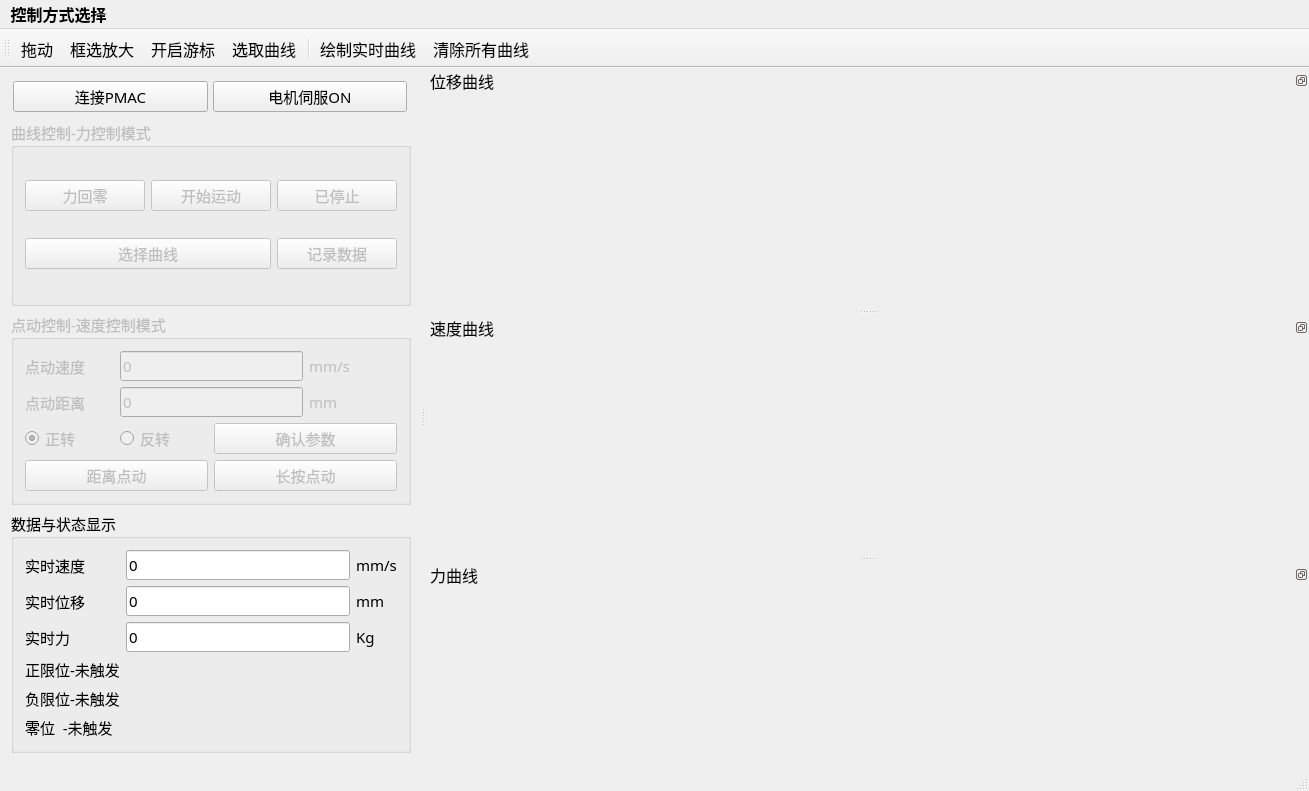
The window that SimEqpUI/simeqpui.ui (dfy9983/SimEqpUI) describes before a commit, drawn with Qt 5.
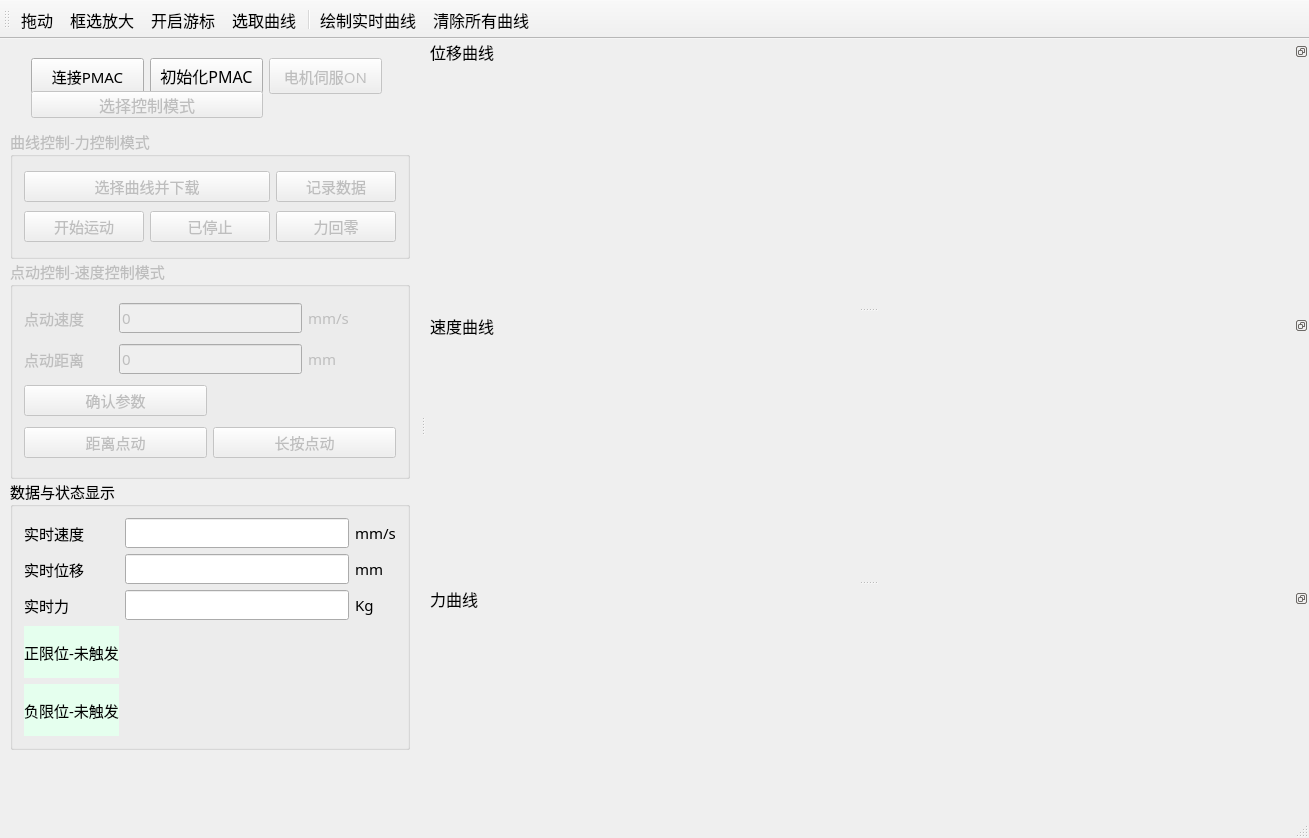
The same window after the commit. Icons and pictures are not drawn. Custom widgets are drawn as their Qt base class.

Patch:
```diff
--- a/SimEqpUI/simeqpui.ui
+++ b/SimEqpUI/simeqpui.ui
@@ -7,7 +7,7 @@
     <x>0</x>
     <y>0</y>
     <width>1309</width>
-    <height>791</height>
+    <height>838</height>
    </rect>
   </property>
   <property name="maximumSize">
@@ -56,51 +56,18 @@
      <height>16777215</height>
     </size>
    </property>
-   <layout class="QVBoxLayout" name="verticalLayout">
-    <item>
-     <layout class="QHBoxLayout" name="horizontalLayout_4">
-      <property name="spacing">
-       <number>5</number>
-      </property>
-      <property name="leftMargin">
-       <number>2</number>
-      </property>
-      <property name="topMargin">
-       <number>2</number>
-      </property>
-      <property name="rightMargin">
-       <number>2</number>
-      </property>
-      <property name="bottomMargin">
-       <number>2</number>
-      </property>
-      <item>
-       <widget class="QPushButton" name="ConnectPMACButton">
-        <property name="styleSheet">
-         <string notr="true">font: 12pt &quot;微软雅黑&quot;;</string>
-        </property>
-        <property name="text">
-         <string>连接PMAC</string>
-        </property>
-       </widget>
-      </item>
-      <item>
-       <widget class="QPushButton" name="MotorSevoOnButton">
-        <property name="styleSheet">
-         <string notr="true">font: 12pt &quot;微软雅黑&quot;;</string>
-        </property>
-        <property name="text">
-         <string>电机伺服ON</string>
-        </property>
-       </widget>
-      </item>
-     </layout>
-    </item>
-    <item>
      <widget class="QGroupBox" name="CurveControlBox">
       <property name="enabled">
        <bool>false</bool>
       </property>
+    <property name="geometry">
+     <rect>
+      <x>10</x>
+      <y>90</y>
+      <width>400</width>
+      <height>130</height>
+     </rect>
+    </property>
       <property name="minimumSize">
        <size>
         <width>400</width>
@@ -120,28 +87,7 @@
        <string>曲线控制-力控制模式</string>
       </property>
       <layout class="QGridLayout" name="gridLayout">
-       <item row="2" column="2">
-        <widget class="QPushButton" name="RecordDataButton">
-         <property name="text">
-          <string>记录数据</string>
-         </property>
-        </widget>
-       </item>
        <item row="1" column="0">
-        <widget class="QPushButton" name="HomeButton">
-         <property name="text">
-          <string>力回零</string>
-         </property>
-        </widget>
-       </item>
-       <item row="2" column="0" colspan="2">
-        <widget class="QPushButton" name="LoadDataButton">
-         <property name="text">
-          <string>选择曲线</string>
-         </property>
-        </widget>
-       </item>
-       <item row="1" column="1">
         <widget class="QPushButton" name="StartButton">
          <property name="styleSheet">
           <string notr="true"/>
@@ -151,21 +97,48 @@
          </property>
         </widget>
        </item>
-       <item row="1" column="2">
+     <item row="1" column="1">
         <widget class="QPushButton" name="StopButton">
          <property name="text">
           <string>已停止</string>
          </property>
         </widget>
        </item>
-      </layout>
-     </widget>
-    </item>
-    <item>
+     <item row="0" column="2">
+      <widget class="QPushButton" name="RecordDataButton">
+       <property name="text">
+        <string>记录数据</string>
+       </property>
+      </widget>
+     </item>
+     <item row="1" column="2">
+      <widget class="QPushButton" name="ForceHomeButton">
+       <property name="text">
+        <string>力回零</string>
+       </property>
+      </widget>
+     </item>
+     <item row="0" column="0" colspan="2">
+      <widget class="QPushButton" name="LoadDataButton">
+       <property name="text">
+        <string>选择曲线并下载</string>
+       </property>
+      </widget>
+     </item>
+    </layout>
+   </widget>
      <widget class="QGroupBox" name="JogControlBox">
       <property name="enabled">
        <bool>false</bool>
       </property>
+    <property name="geometry">
+     <rect>
+      <x>10</x>
+      <y>220</y>
+      <width>400</width>
+      <height>220</height>
+     </rect>
+    </property>
       <property name="minimumSize">
        <size>
         <width>400</width>
@@ -185,13 +158,6 @@
        <string>点动控制-速度控制模式</string>
       </property>
       <layout class="QGridLayout" name="gridLayout_2">
-       <item row="0" column="0">
-        <widget class="QLabel" name="JogVelLabel">
-         <property name="text">
-          <string>点动速度</string>
-         </property>
-        </widget>
-       </item>
        <item row="0" column="1" colspan="2">
         <widget class="QLineEdit" name="JogVelEdit">
          <property name="text">
@@ -213,48 +179,7 @@
          </property>
         </widget>
        </item>
-       <item row="1" column="1" colspan="2">
-        <widget class="QLineEdit" name="JogDisEdit">
-         <property name="text">
-          <string>0</string>
-         </property>
-        </widget>
-       </item>
-       <item row="1" column="3">
-        <widget class="QLabel" name="label_4">
-         <property name="text">
-          <string>mm</string>
-         </property>
-        </widget>
-       </item>
-       <item row="2" column="0">
-        <widget class="QRadioButton" name="ForwardButton">
-         <property name="autoFillBackground">
-          <bool>false</bool>
-         </property>
-         <property name="text">
-          <string>正转</string>
-         </property>
-         <property name="checked">
-          <bool>true</bool>
-         </property>
-        </widget>
-       </item>
-       <item row="2" column="1">
-        <widget class="QRadioButton" name="BackwardButton">
-         <property name="text">
-          <string>反转</string>
-         </property>
-        </widget>
-       </item>
-       <item row="2" column="2" colspan="2">
-        <widget class="QPushButton" name="ConfirmParaButton">
-         <property name="text">
-          <string>确认参数</string>
-         </property>
-        </widget>
-       </item>
-       <item row="3" column="0" colspan="2">
+     <item row="6" column="0" colspan="2">
         <widget class="QPushButton" name="RelDispJogButton">
          <property name="enabled">
           <bool>false</bool>
@@ -267,7 +192,28 @@
          </property>
         </widget>
        </item>
-       <item row="3" column="2" colspan="2">
+     <item row="0" column="0">
+      <widget class="QLabel" name="JogVelLabel">
+       <property name="text">
+        <string>点动速度</string>
+       </property>
+      </widget>
+     </item>
+     <item row="1" column="3">
+      <widget class="QLabel" name="label_4">
+       <property name="text">
+        <string>mm</string>
+       </property>
+      </widget>
+     </item>
+     <item row="1" column="1" colspan="2">
+      <widget class="QLineEdit" name="JogDisEdit">
+       <property name="text">
+        <string>0</string>
+       </property>
+      </widget>
+     </item>
+     <item row="6" column="2" colspan="2">
         <widget class="QPushButton" name="LngPrsJogButton">
          <property name="enabled">
           <bool>false</bool>
@@ -277,11 +223,24 @@
          </property>
         </widget>
        </item>
-      </layout>
-     </widget>
-    </item>
-    <item>
+     <item row="2" column="0" colspan="2">
+      <widget class="QPushButton" name="ConfirmParaButton">
+       <property name="text">
+        <string>确认参数</string>
+       </property>
+      </widget>
+     </item>
+    </layout>
+   </widget>
      <widget class="QGroupBox" name="DataAndStatus">
+    <property name="geometry">
+     <rect>
+      <x>10</x>
+      <y>440</y>
+      <width>400</width>
+      <height>271</height>
+     </rect>
+    </property>
       <property name="minimumSize">
        <size>
         <width>400</width>
@@ -301,6 +260,23 @@
        <string>数据与状态显示</string>
       </property>
       <layout class="QGridLayout" name="gridLayout_3">
+     <item row="1" column="2">
+      <widget class="QLabel" name="label_7">
+       <property name="text">
+        <string>mm</string>
+       </property>
+      </widget>
+     </item>
+     <item row="0" column="1">
+      <widget class="QLineEdit" name="VelShowEdit">
+       <property name="text">
+        <string/>
+       </property>
+       <property name="readOnly">
+        <bool>true</bool>
+       </property>
+      </widget>
+     </item>
        <item row="0" column="0">
         <widget class="QLabel" name="VelShowLabel">
          <property name="text">
@@ -308,75 +284,37 @@
          </property>
         </widget>
        </item>
-       <item row="0" column="1">
-        <widget class="QLineEdit" name="VelShowEdit">
-         <property name="text">
-          <string>0</string>
-         </property>
-         <property name="readOnly">
-          <bool>true</bool>
-         </property>
-        </widget>
-       </item>
-       <item row="0" column="2">
-        <widget class="QLabel" name="label_6">
-         <property name="text">
-          <string>mm/s</string>
-         </property>
-        </widget>
-       </item>
-       <item row="1" column="0">
-        <widget class="QLabel" name="DispShowLabel">
-         <property name="text">
-          <string>实时位移</string>
-         </property>
-        </widget>
-       </item>
-       <item row="1" column="1">
-        <widget class="QLineEdit" name="DispShowEdit">
-         <property name="text">
-          <string>0</string>
-         </property>
-         <property name="readOnly">
-          <bool>true</bool>
-         </property>
-        </widget>
-       </item>
-       <item row="1" column="2">
-        <widget class="QLabel" name="label_7">
-         <property name="text">
-          <string>mm</string>
-         </property>
-        </widget>
-       </item>
-       <item row="2" column="0">
-        <widget class="QLabel" name="ForceShowLabel">
-         <property name="text">
-          <string>实时力</string>
-         </property>
-        </widget>
-       </item>
        <item row="2" column="1">
         <widget class="QLineEdit" name="ForceShowEdit">
          <property name="text">
-          <string>0</string>
+        <string/>
          </property>
          <property name="readOnly">
           <bool>true</bool>
          </property>
         </widget>
        </item>
-       <item row="2" column="2">
-        <widget class="QLabel" name="label_8">
+     <item row="1" column="1">
+      <widget class="QLineEdit" name="DispShowEdit">
          <property name="text">
-          <string>Kg</string>
+        <string/>
+       </property>
+       <property name="readOnly">
+        <bool>true</bool>
+       </property>
+      </widget>
+     </item>
+     <item row="0" column="2">
+      <widget class="QLabel" name="label_6">
+       <property name="text">
+        <string>mm/s</string>
          </property>
         </widget>
        </item>
        <item row="3" column="0">
-        <widget class="QLabel" name="label">
+      <widget class="QLabel" name="PosLimitState">
          <property name="styleSheet">
-          <string notr="true"/>
+        <string notr="true">background-color: rgb(229, 255, 238);</string>
          </property>
          <property name="text">
           <string>正限位-未触发</string>
@@ -384,23 +322,121 @@
         </widget>
        </item>
        <item row="4" column="0">
-        <widget class="QLabel" name="label_2">
+      <widget class="QLabel" name="NegLimitState">
+       <property name="styleSheet">
+        <string notr="true">background-color: rgb(229, 255, 238);</string>
+       </property>
          <property name="text">
           <string>负限位-未触发</string>
          </property>
         </widget>
        </item>
-       <item row="5" column="0">
-        <widget class="QLabel" name="label_5">
+     <item row="2" column="2">
+      <widget class="QLabel" name="label_8">
          <property name="text">
-          <string>零位  -未触发</string>
+        <string>Kg</string>
          </property>
         </widget>
        </item>
-      </layout>
-     </widget>
-    </item>
-   </layout>
+     <item row="1" column="0">
+      <widget class="QLabel" name="DispShowLabel">
+       <property name="text">
+        <string>实时位移</string>
+       </property>
+      </widget>
+     </item>
+     <item row="2" column="0">
+      <widget class="QLabel" name="ForceShowLabel">
+       <property name="text">
+        <string>实时力</string>
+       </property>
+      </widget>
+     </item>
+    </layout>
+   </widget>
+   <widget class="QWidget" name="">
+    <property name="geometry">
+     <rect>
+      <x>20</x>
+      <y>8</y>
+      <width>373</width>
+      <height>81</height>
+     </rect>
+    </property>
+    <layout class="QGridLayout" name="gridLayout_4">
+     <item row="0" column="1">
+      <widget class="QPushButton" name="InitPmacButton">
+       <property name="enabled">
+        <bool>true</bool>
+       </property>
+       <property name="minimumSize">
+        <size>
+         <width>0</width>
+         <height>36</height>
+        </size>
+       </property>
+       <property name="font">
+        <font>
+         <pointsize>12</pointsize>
+        </font>
+       </property>
+       <property name="text">
+        <string>初始化PMAC</string>
+       </property>
+      </widget>
+     </item>
+     <item row="0" column="2">
+      <widget class="QPushButton" name="MotorSevoOnButton">
+       <property name="enabled">
+        <bool>false</bool>
+       </property>
+       <property name="minimumSize">
+        <size>
+         <width>0</width>
+         <height>36</height>
+        </size>
+       </property>
+       <property name="styleSheet">
+        <string notr="true">font: 12pt &quot;微软雅黑&quot;;</string>
+       </property>
+       <property name="text">
+        <string>电机伺服ON</string>
+       </property>
+      </widget>
+     </item>
+     <item row="0" column="0">
+      <widget class="QPushButton" name="ConnectPMACButton">
+       <property name="minimumSize">
+        <size>
+         <width>0</width>
+         <height>36</height>
+        </size>
+       </property>
+       <property name="styleSheet">
+        <string notr="true">font: 12pt &quot;微软雅黑&quot;;</string>
+       </property>
+       <property name="text">
+        <string>连接PMAC</string>
+       </property>
+      </widget>
+     </item>
+     <item row="2" column="0" colspan="2">
+      <widget class="QPushButton" name="SelectControlModeButton">
+       <property name="enabled">
+        <bool>false</bool>
+       </property>
+       <property name="font">
+        <font>
+         <pointsize>12</pointsize>
+        </font>
+       </property>
+       <property name="text">
+        <string>选择控制模式</string>
+       </property>
+      </widget>
+     </item>
+    </layout>
+   </widget>
   </widget>
   <widget class="QMenuBar" name="menuBar">
    <property name="geometry">
@@ -422,26 +458,12 @@
    <property name="styleSheet">
     <string notr="true"/>
    </property>
-   <widget class="QMenu" name="selectControlMode">
-    <property name="font">
-     <font>
-      <family>微软雅黑</family>
-      <pointsize>12</pointsize>
-      <weight>75</weight>
-      <italic>false</italic>
-      <bold>true</bold>
-     </font>
-    </property>
-    <property name="styleSheet">
-     <string notr="true"/>
-    </property>
-    <property name="title">
-     <string>控制方式选择</string>
-    </property>
-    <addaction name="CurveMode_Force"/>
-    <addaction name="JogMode_Vel"/>
-   </widget>
-   <addaction name="selectControlMode"/>
+   <property name="defaultUp">
+    <bool>false</bool>
+   </property>
+   <property name="nativeMenuBar">
+    <bool>true</bool>
+   </property>
   </widget>
   <widget class="QStatusBar" name="statusBar"/>
   <widget class="QToolBar" name="mainToolBar">
@@ -451,9 +473,24 @@
      <pointsize>12</pointsize>
     </font>
    </property>
+   <property name="tabletTracking">
+    <bool>false</bool>
+   </property>
    <property name="windowTitle">
     <string>toolBar</string>
    </property>
+   <property name="toolTipDuration">
+    <number>-1</number>
+   </property>
+   <property name="autoFillBackground">
+    <bool>false</bool>
+   </property>
+   <property name="inputMethodHints">
+    <set>Qt::ImhNone</set>
+   </property>
+   <property name="toolButtonStyle">
+    <enum>Qt::ToolButtonTextUnderIcon</enum>
+   </property>
    <attribute name="toolBarArea">
     <enum>TopToolBarArea</enum>
    </attribute>
@@ -675,22 +712,49 @@
    <property name="checkable">
     <bool>true</bool>
    </property>
+   <property name="icon">
+    <iconset resource="simeqpui.qrc">
+     <normaloff>:/SimEqpUI/icon/arrows_hv_32px.ico</normaloff>:/SimEqpUI/icon/arrows_hv_32px.ico</iconset>
+   </property>
    <property name="text">
     <string>拖动</string>
    </property>
+   <property name="iconText">
+    <string comment="拖动" extracomment="拖动">拖动</string>
+   </property>
+   <property name="shortcutContext">
+    <enum>Qt::WidgetShortcut</enum>
+   </property>
+   <property name="iconVisibleInMenu">
+    <bool>false</bool>
+   </property>
   </action>
   <action name="act_zoomIn">
    <property name="checkable">
     <bool>true</bool>
    </property>
+   <property name="icon">
+    <iconset resource="simeqpui.qrc">
+     <normaloff>:/SimEqpUI/icon/select_32px.ico</normaloff>:/SimEqpUI/icon/select_32px.ico</iconset>
+   </property>
    <property name="text">
     <string>框选放大</string>
    </property>
+   <property name="autoRepeat">
+    <bool>true</bool>
+   </property>
+   <property name="shortcutVisibleInContextMenu">
+    <bool>false</bool>
+   </property>
   </action>
   <action name="act_tracer">
    <property name="checkable">
     <bool>true</bool>
    </property>
+   <property name="icon">
+    <iconset resource="simeqpui.qrc">
+     <normaloff>:/SimEqpUI/icon/caliper_32px.ico</normaloff>:/SimEqpUI/icon/caliper_32px.ico</iconset>
+   </property>
    <property name="text">
     <string>开启游标</string>
    </property>
@@ -699,6 +763,10 @@
    <property name="checkable">
     <bool>true</bool>
    </property>
+   <property name="icon">
+    <iconset resource="simeqpui.qrc">
+     <normaloff>:/SimEqpUI/icon/selection_24px.ico</normaloff>:/SimEqpUI/icon/selection_24px.ico</iconset>
+   </property>
    <property name="text">
     <string>选取曲线</string>
    </property>
@@ -715,6 +783,12 @@
      <bold>false</bold>
     </font>
    </property>
+   <property name="visible">
+    <bool>true</bool>
+   </property>
+   <property name="iconVisibleInMenu">
+    <bool>true</bool>
+   </property>
   </action>
   <action name="JogMode_Vel">
    <property name="text">
@@ -733,11 +807,19 @@
    <property name="checkable">
     <bool>true</bool>
    </property>
+   <property name="icon">
+    <iconset resource="simeqpui.qrc">
+     <normaloff>:/SimEqpUI/icon/art_32px.ico</normaloff>:/SimEqpUI/icon/art_32px.ico</iconset>
+   </property>
    <property name="text">
     <string>绘制实时曲线</string>
    </property>
   </action>
   <action name="clearAllCurves">
+   <property name="icon">
+    <iconset resource="simeqpui.qrc">
+     <normaloff>:/SimEqpUI/icon/erase_32px.ico</normaloff>:/SimEqpUI/icon/erase_32px.ico</iconset>
+   </property>
    <property name="text">
     <string>清除所有曲线</string>
    </property>
```
Lines whose indentation alone changed are shown as unchanged.
